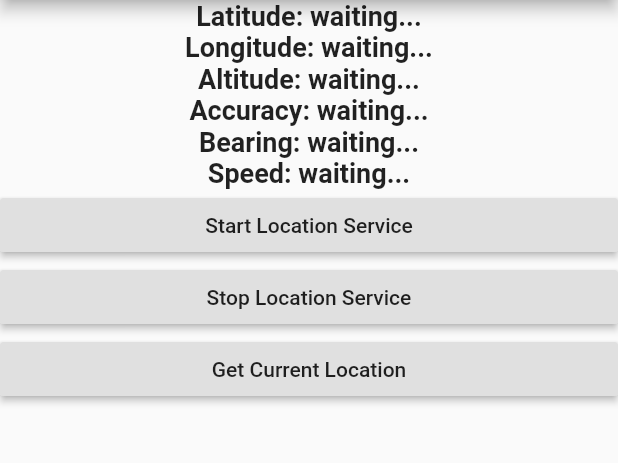
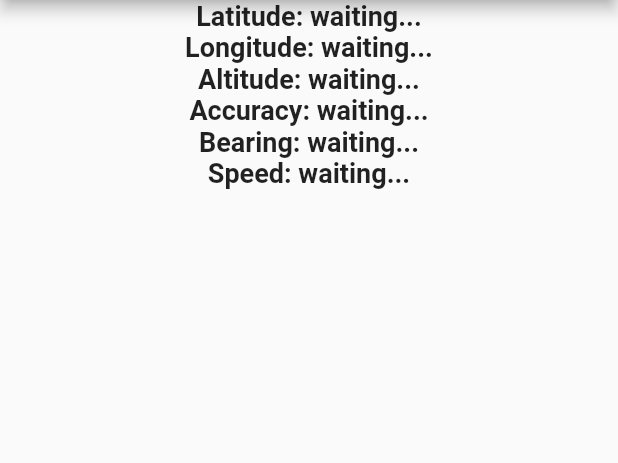
Before and after one commit to 9ine2543/quarantine_tracker, a Flutter app: the screen it shows after launch, on a phone screen of 412 x 824 dp, the part 84-547 px from its top. Run offline on Flutter 3.47's test engine with Material 2 defaults, Android fonts, the phone set to English and light mode, and no system bars; missing offline and left inert: background_location, mqtt_client.

```diff
--- a/lib/main.dart
+++ b/lib/main.dart
@@ -1,3 +1,4 @@
+import 'dart:async';
 import 'package:flutter/material.dart';
 import 'package:background_location/background_location.dart';
 import 'package:quarantine_tracker/mqttClientWrapper.dart';
@@ -10,6 +11,7 @@ class MyApp extends StatefulWidget {
 }
 
 class _MyAppState extends State<MyApp> {
+  Timer geolocationTimer;
   String latitude = "waiting...";
   String longitude = "waiting...";
   String altitude = "waiting...";
@@ -18,18 +20,13 @@ class _MyAppState extends State<MyApp> {
   String speed = "waiting...";
 
   MQTTClientWrapper mqttClientWrapper;
-  void MQTTsetup() {
+  void mqttSetup() {
     mqttClientWrapper = MQTTClientWrapper();
     mqttClientWrapper.prepareMqttClient();
   }
 
-  @override
-  void initState() {
-    super.initState();
-    MQTTsetup();
-
-    BackgroundLocation.startLocationService();
-    BackgroundLocation.getLocationUpdates((location) {
+  void _getAndPublishLocation() {
+    BackgroundLocation().getCurrentLocation().then((location) {
       setState(() {
         this.latitude = location.latitude.toString();
         this.longitude = location.longitude.toString();
@@ -48,8 +45,19 @@ class _MyAppState extends State<MyApp> {
         Speed: $speed
       """);
 
+      print(DateTime.now().toUtc().toString());
       mqttClientWrapper.publishLocation(location.latitude, location.longitude);
     });
+  }
+
+  @override
+  void initState() {
+    super.initState();
+    mqttSetup();
+
+    BackgroundLocation.startLocationService();
+    geolocationTimer = Timer.periodic(
+        Duration(minutes: 1), (Timer t) => _getAndPublishLocation());
   }
 
   @override
@@ -68,21 +76,6 @@ class _MyAppState extends State<MyApp> {
               locationData("Accuracy: " + accuracy),
               locationData("Bearing: " + bearing),
               locationData("Speed: " + speed),
-              RaisedButton(
-                  onPressed: () {
-                    BackgroundLocation.startLocationService();
-                  },
-                  child: Text("Start Location Service")),
-              RaisedButton(
-                  onPressed: () {
-                    BackgroundLocation.stopLocationService();
-                  },
-                  child: Text("Stop Location Service")),
-              RaisedButton(
-                  onPressed: () {
-                    getCurrentLocation();
-                  },
-                  child: Text("Get Current Location")),
             ],
           ),
         ),
```
Lines whose indentation alone changed are shown as unchanged.
